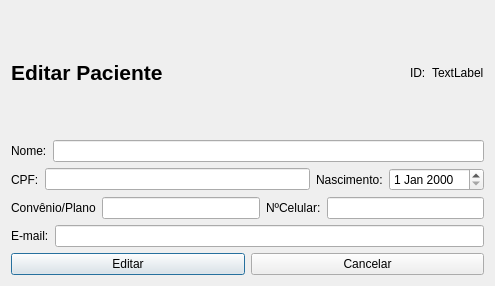
Qt form clinica_cpp/edicaopaciente.ui (juander/Projeto_CPP) before a commit.
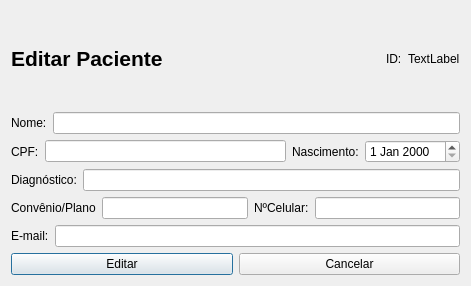
The same form after that commit.

```diff
--- a/clinica_cpp/edicaopaciente.ui
+++ b/clinica_cpp/edicaopaciente.ui
@@ -6,7 +6,7 @@
    <rect>
     <x>0</x>
     <y>0</y>
-    <width>495</width>
+    <width>471</width>
     <height>286</height>
    </rect>
   </property>
@@ -92,6 +92,20 @@
        </item>
       </layout>
      </item>
+     <item>
+      <layout class="QHBoxLayout" name="horizontalLayout_3">
+       <item>
+        <widget class="QLabel" name="label_9">
+         <property name="text">
+          <string>Diagnóstico:</string>
+         </property>
+        </widget>
+       </item>
+       <item>
+        <widget class="QLineEdit" name="txtDiagn"/>
+       </item>
+      </layout>
+     </item>
      <item>
       <layout class="QHBoxLayout" name="horizontalLayout_4">
        <item>
```
